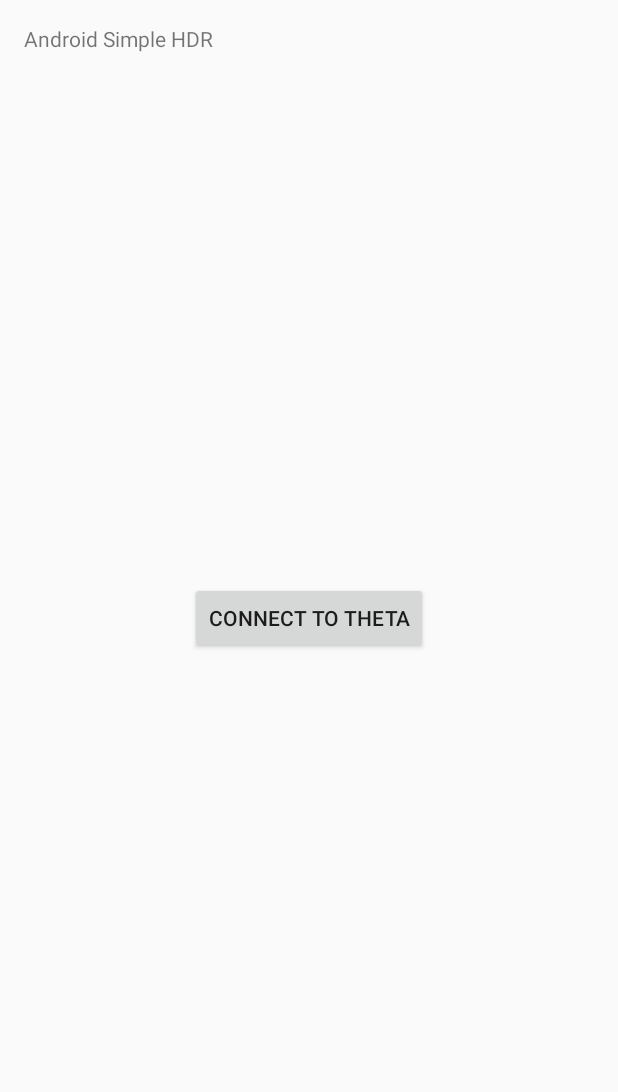
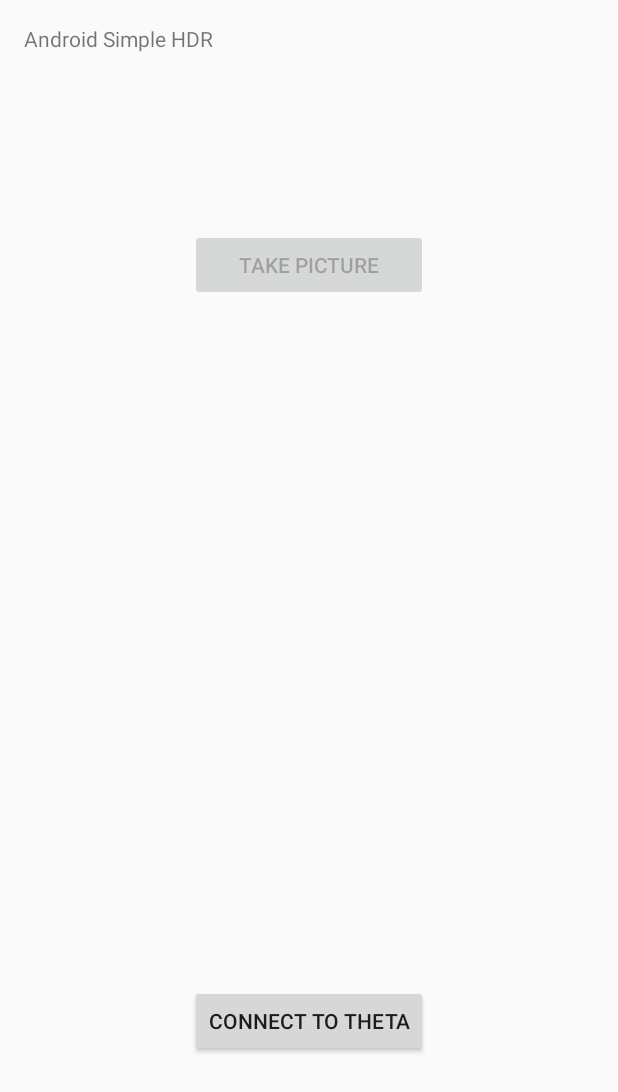
Before and after one commit to El-Bjorn/AndroidTheta, an Android app: the screen it shows after launch (ThetaActivity), on a phone screen of 412 x 824 dp. Shown: the top 1092 px of the screen. Run offline under Robolectric (Android 15) with nearby library versions, the phone set to English and light mode, and no system bars; our stand-ins replace ButterKnife.

Commit message:
Working “CONNECT” and “TAKE PICTURE” buttons/spinners

```diff
--- a/app/src/main/java/org/builtlight/androidtheta/ThetaActivity.java
+++ b/app/src/main/java/org/builtlight/androidtheta/ThetaActivity.java
@@ -15,10 +15,9 @@ public class ThetaActivity extends AppCompatActivity {
     public static final String TAG = "THETA_ACTIVITY";
 
     @InjectView(R.id.createSessionButton) Button createSessButton;
-    @InjectView(R.id.connectProgressBar) ProgressBar connectProgress;
+    @InjectView(R.id.connectProgressBar) ProgressBar connectProgress; // spinner
+    @InjectView(R.id.takePictureButton) Button takePicButton;
 
-    //private ThetaSession mThetaSession;
-    //private Context mOurContext;
 
     @Override
     protected void onCreate(Bundle savedInstanceState) {
@@ -27,13 +26,41 @@ public class ThetaActivity extends AppCompatActivity {
         ButterKnife.inject(this);
 
         final ThetaSession thetaSession = new ThetaSession(this);
+        takePicButton.setEnabled(false); // disable until we have session id
 
         Log.d(TAG, "Started Theta");
         //mOurContext = this;
 
         connectProgress.setVisibility(View.INVISIBLE);
 
-        View.OnClickListener listener = new View.OnClickListener() {
+        // take picture listener
+        View.OnClickListener takePictureListener = new View.OnClickListener() {
+            @Override
+            public void onClick(View v){
+                Log.d(TAG,"Attempting to Take a picture");
+                connectProgress.setVisibility(View.VISIBLE); // show spinner
+
+                thetaSession.takePicture(new Runnable() {
+                    @Override
+                    public void run() {
+                        runOnUiThread(new Runnable() {
+                            @Override
+                            public void run() {
+                                // dismiss spinner
+                                connectProgress.setVisibility(View.INVISIBLE);
+                            }
+                        });
+
+
+
+                    }
+                });
+            }
+        };
+        takePicButton.setOnClickListener(takePictureListener);
+
+        // Session creation lister
+        View.OnClickListener createSessionListener = new View.OnClickListener() {
             @Override
             public void onClick(View v) {
                 connectProgress.setVisibility(View.VISIBLE);
@@ -44,8 +71,8 @@ public class ThetaActivity extends AppCompatActivity {
                     public void run() {
                         if (thetaSession.hasThetaSession) {
                             //System.out.printf("got theta session %s\n", thetaSession.mSessionId);
-                            Log.d(TAG,"got theta session id: "+thetaSession.mSessionId);
-                            thetaSession.takePicture();
+                            Log.d(TAG, "got theta session id: " + thetaSession.mSessionId);
+                            //thetaSession.takePicture(null);
 
                         } else {
                             Log.d(TAG,"no theta session id for you");
@@ -54,6 +81,10 @@ public class ThetaActivity extends AppCompatActivity {
                         runOnUiThread(new Runnable() {
                             @Override
                             public void run() {
+                                if (thetaSession.hasThetaSession){
+                                    takePicButton.setEnabled(true); // enable picture taking
+                                }
+                                // dismiss spinner
                                 connectProgress.setVisibility(View.INVISIBLE);
                             }
                         });
@@ -63,26 +94,7 @@ public class ThetaActivity extends AppCompatActivity {
 
             }
         };
-        createSessButton.setOnClickListener(listener);
+        createSessButton.setOnClickListener(createSessionListener);
 
-
-
-        /*Log.d(TAG, "new ThetaSession");
-
-        thetaSession.getCameraInfo();
-        thetaSession.startThetaSession(new Runnable() {
-            @Override
-            public void run() {
-                if (thetaSession.hasThetaSession) {
-                    //System.out.printf("got theta session %s\n", thetaSession.mSessionId);
-                    Log.d(TAG,"got theta session id: "+thetaSession.mSessionId);
-                    thetaSession.takePicture();
-
-                } else {
-                    Log.d(TAG,"no theta session id for you");
-                    //System.out.printf("no theta sessions");
-                }
-            }
-        }); */
     }
 }
--- a/app/src/main/java/org/builtlight/androidtheta/ThetaSession.java
+++ b/app/src/main/java/org/builtlight/androidtheta/ThetaSession.java
@@ -28,7 +28,12 @@ public class ThetaSession {
     public static final MediaType JSON = MediaType.parse("application/json; charset=utf-8");
     // network constants
     private static final String CAMERA_URL = "http://192.168.1.1/osc";
-    private static final String INFO_REQ_PATH = "/info";
+    // camera function request paths
+    private static final String INFO_REQ_PATH = "/info";   // the only GET (rest are POST)
+    private static final String EXEC_REQ_PATH = "/commands/execute";
+    private static final String STATUS_REQ_PATH = "/commands/status";
+    private static final String STATE_REQ_PATH = "/state";
+    private static final String UPDATES_REQ_PATH = "/checkForUpdates";
 
     public boolean hasThetaSession;
 
@@ -53,7 +58,7 @@ public class ThetaSession {
     }
 
     public void startThetaSession(final Runnable completionHandler) {
-        String startSessionURL = CAMERA_URL + "/commands/execute";
+        String startSessionURL = CAMERA_URL + EXEC_REQ_PATH; //"/commands/execute";
         Log.d(TAG,"URL: "+startSessionURL);
         String sessionStartPostParm = "{ \"name\": \"camera.startSession\", \"parameters\":[] }";
         Log.d(TAG,"request body: "+sessionStartPostParm);
@@ -102,8 +107,12 @@ public class ThetaSession {
         });
     }
 
-    public void takePicture() {
-        String takePictureURL = CAMERA_URL + "/commands/execute";
+    public void takePicture(final Runnable completionHandler) {
+        if (hasThetaSession == false){ // go home nothing to see here
+            Log.e(TAG, "Can't take a picture without a theta session");
+            return;
+        }
+        String takePictureURL = CAMERA_URL + EXEC_REQ_PATH; //"/commands/execute";
         String takePicPostParam = "{ \"name\":\"camera.takePicture\","
                 + "\"parameters\": { \"sessionId\":\"" + mSessionId + "\"}}";
         Log.d(TAG,"take pic param: "+ takePicPostParam);
@@ -123,6 +132,8 @@ public class ThetaSession {
                     Log.d(TAG,response.body().string());
 
                 } catch (IOException e){
+
+                } finally {
 
                 }
             }
--- a/app/src/main/res/layout/activity_theta.xml
+++ b/app/src/main/res/layout/activity_theta.xml
@@ -12,22 +12,37 @@
     <TextView
         android:layout_width="wrap_content"
         android:layout_height="wrap_content"
-        android:text="Android Simple HDR" />
+        android:text="Android Simple HDR"
+        android:id="@+id/textView" />
 
     <Button
         android:layout_width="wrap_content"
         android:layout_height="wrap_content"
         android:text="Connect to Theta"
         android:id="@+id/createSessionButton"
-        android:layout_centerVertical="true"
-        android:layout_centerHorizontal="true" />
+        android:layout_alignParentBottom="true"
+        android:layout_centerHorizontal="true"
+        android:layout_marginBottom="103dp" />
 
     <ProgressBar
         style="?android:attr/progressBarStyleLarge"
         android:layout_width="wrap_content"
         android:layout_height="wrap_content"
         android:id="@+id/connectProgressBar"
-        android:layout_below="@+id/createSessionButton"
+        android:layout_below="@+id/takePictureButton"
+        android:layout_above="@+id/createSessionButton"
         android:layout_centerHorizontal="true"
         android:layout_marginTop="64dp" />
+
+    <Button
+        android:layout_width="wrap_content"
+        android:layout_height="wrap_content"
+        android:text="TAKE PICTURE"
+        android:id="@+id/takePictureButton"
+        android:layout_below="@+id/textView"
+        android:layout_alignRight="@+id/createSessionButton"
+        android:layout_alignEnd="@+id/createSessionButton"
+        android:layout_marginTop="117dp"
+        android:layout_alignLeft="@+id/createSessionButton"
+        android:layout_alignStart="@+id/createSessionButton" />
 </RelativeLayout>
```
